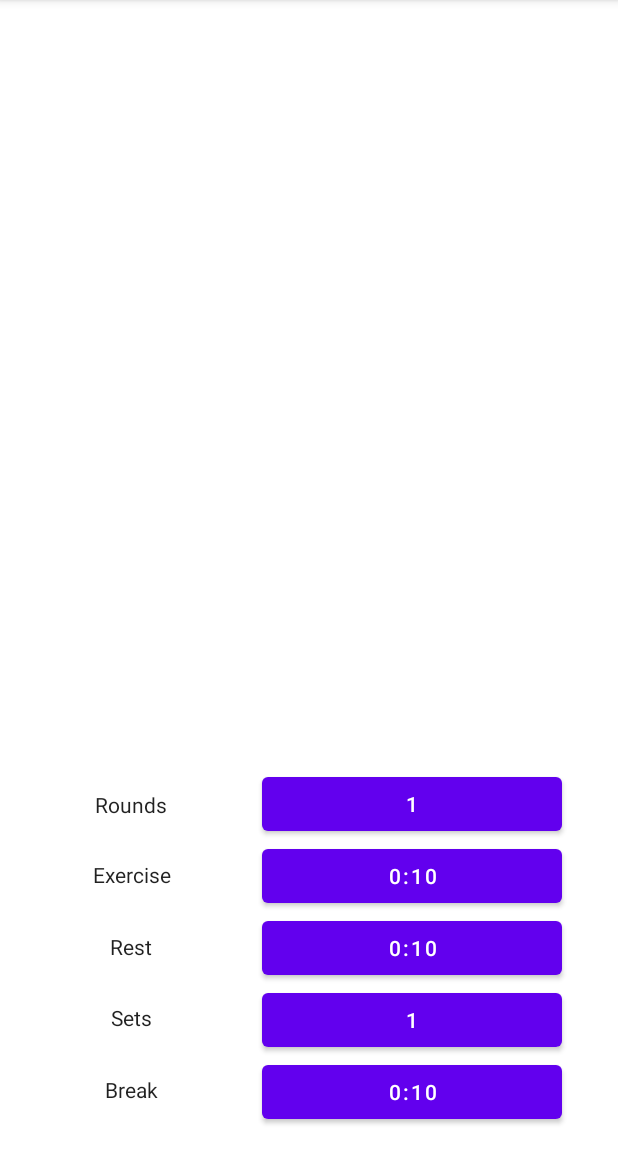
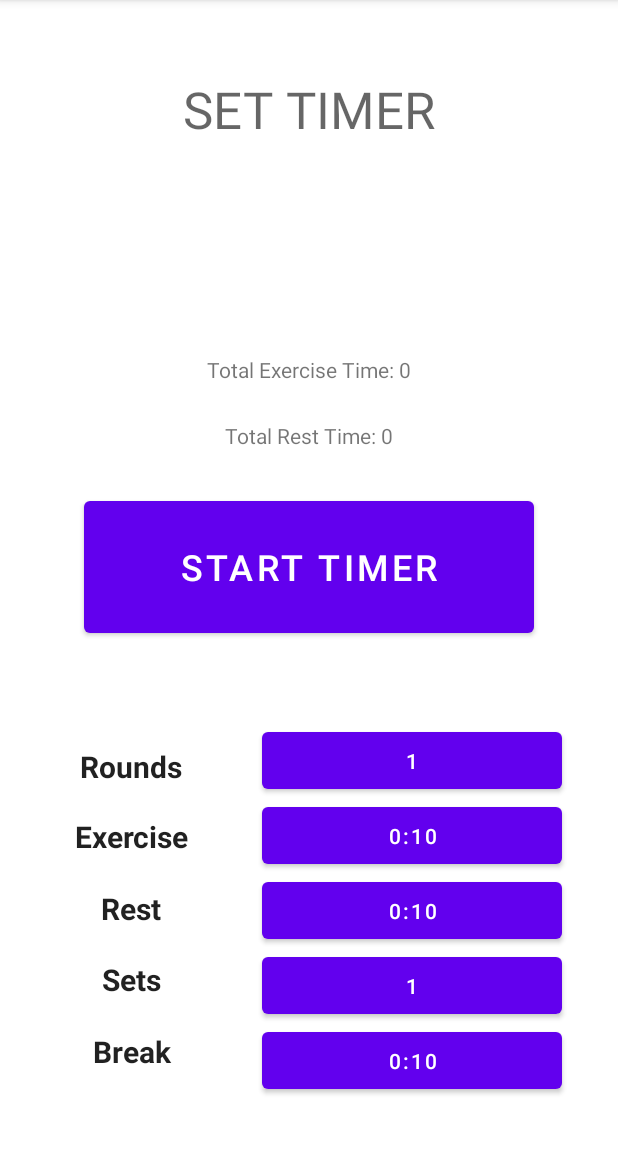
Before and after one commit to telvinzhong/workoutTimerMobileApp, an Android app: the workoutActivity screen opened directly, with no data from a screen before it, on a phone screen of 412 x 824 dp, the part 84-1236 px from its top. Run offline under Robolectric (Android 15) with nearby library versions, the phone set to English and light mode, and no system bars.

Commit message:
finish layout

```diff
--- a/app/src/main/res/layout/activity_workout.xml
+++ b/app/src/main/res/layout/activity_workout.xml
@@ -3,12 +3,14 @@
     xmlns:app="http://schemas.android.com/apk/res-auto"
     xmlns:tools="http://schemas.android.com/tools"
     android:layout_width="match_parent"
-    android:layout_height="match_parent">
+    android:layout_height="match_parent"
+    android:layout_marginTop="50dp"
+    android:layout_marginBottom="20dp">
 
     <Button
         android:id="@+id/exercisetime"
         android:layout_width="200dp"
-        android:layout_height="wrap_content"
+        android:layout_height="50dp"
         android:text="0:10"
         app:layout_constraintBottom_toTopOf="@+id/resttime"
         app:layout_constraintEnd_toEndOf="parent"
@@ -18,11 +20,13 @@
     <TextView
         android:id="@+id/exercise"
         android:layout_width="100dp"
-        android:layout_height="wrap_content"
+        android:layout_height="30dp"
+        android:layout_marginBottom="175dp"
         android:gravity="center"
-        android:layout_marginBottom="175dp"
         android:text="Exercise"
         android:textAppearance="@style/TextAppearance.AppCompat.Body1"
+        android:textSize="20sp"
+        android:textStyle="bold"
         app:layout_constraintBottom_toBottomOf="parent"
         app:layout_constraintEnd_toStartOf="@+id/exercisetime"
         app:layout_constraintHorizontal_bias="0.5"
@@ -31,7 +35,7 @@
     <Button
         android:id="@+id/roundnumber"
         android:layout_width="200dp"
-        android:layout_height="wrap_content"
+        android:layout_height="50dp"
         android:text="1"
         app:layout_constraintBottom_toTopOf="@+id/exercisetime"
         app:layout_constraintEnd_toEndOf="parent"
@@ -40,12 +44,14 @@
 
     <TextView
         android:id="@+id/round"
+        android:layout_width="100dp"
+        android:layout_height="30dp"
+        android:layout_marginBottom="222dp"
         android:gravity="center"
-        android:layout_width="100dp"
-        android:layout_height="wrap_content"
-        android:layout_marginBottom="222dp"
         android:text="Rounds"
         android:textAppearance="@style/TextAppearance.AppCompat.Body1"
+        android:textSize="20sp"
+        android:textStyle="bold"
         app:layout_constraintBottom_toBottomOf="parent"
         app:layout_constraintEnd_toStartOf="@+id/roundnumber"
         app:layout_constraintHorizontal_bias="0.5"
@@ -54,7 +60,7 @@
     <Button
         android:id="@+id/resttime"
         android:layout_width="200dp"
-        android:layout_height="wrap_content"
+        android:layout_height="50dp"
         android:text="0:10"
         app:layout_constraintBottom_toTopOf="@+id/setnumber"
         app:layout_constraintEnd_toEndOf="parent"
@@ -64,11 +70,13 @@
     <TextView
         android:id="@+id/rest"
         android:layout_width="100dp"
-        android:layout_height="wrap_content"
+        android:layout_height="30dp"
         android:layout_marginBottom="127dp"
         android:gravity="center"
         android:text="Rest"
         android:textAppearance="@style/TextAppearance.AppCompat.Body1"
+        android:textSize="20sp"
+        android:textStyle="bold"
         app:layout_constraintBottom_toBottomOf="parent"
         app:layout_constraintEnd_toStartOf="@+id/resttime"
         app:layout_constraintHorizontal_bias="0.5"
@@ -77,7 +85,7 @@
     <Button
         android:id="@+id/setnumber"
         android:layout_width="200dp"
-        android:layout_height="wrap_content"
+        android:layout_height="50dp"
         android:text="1"
         app:layout_constraintBottom_toTopOf="@+id/breaktime"
         app:layout_constraintEnd_toEndOf="parent"
@@ -87,11 +95,13 @@
     <TextView
         android:id="@+id/set"
         android:layout_width="100dp"
-        android:layout_height="wrap_content"
+        android:layout_height="30dp"
         android:layout_marginBottom="80dp"
         android:gravity="center"
         android:text="Sets"
         android:textAppearance="@style/TextAppearance.AppCompat.Body1"
+        android:textSize="20sp"
+        android:textStyle="bold"
         app:layout_constraintBottom_toBottomOf="parent"
         app:layout_constraintEnd_toStartOf="@+id/setnumber"
         app:layout_constraintHorizontal_bias="0.5"
@@ -100,11 +110,13 @@
     <TextView
         android:id="@+id/breaks"
         android:layout_width="100dp"
-        android:layout_height="wrap_content"
+        android:layout_height="30dp"
         android:layout_marginBottom="32dp"
+        android:gravity="center"
         android:text="Break"
-        android:gravity="center"
         android:textAppearance="@style/TextAppearance.AppCompat.Body1"
+        android:textSize="20sp"
+        android:textStyle="bold"
         app:layout_constraintBottom_toBottomOf="parent"
         app:layout_constraintEnd_toStartOf="@+id/breaktime"
         app:layout_constraintHorizontal_bias="0.5"
@@ -113,7 +125,7 @@
     <Button
         android:id="@+id/breaktime"
         android:layout_width="200dp"
-        android:layout_height="wrap_content"
+        android:layout_height="50dp"
         android:layout_marginBottom="16dp"
         android:text="0:10"
 
@@ -122,5 +134,72 @@
         app:layout_constraintHorizontal_bias="0.5"
         app:layout_constraintStart_toEndOf="@+id/breaks" />
 
+    <Button
+        android:id="@+id/starttimer"
+        android:layout_width="300dp"
+        android:layout_height="100dp"
+        android:layout_marginBottom="320dp"
+        android:text="Start timer"
+        android:textSize="24sp"
+        app:layout_constraintBottom_toBottomOf="parent"
+        app:layout_constraintEnd_toEndOf="parent"
+        app:layout_constraintStart_toStartOf="parent" />
+
+    <TextView
+        android:id="@+id/textView12"
+        android:layout_width="wrap_content"
+        android:layout_height="wrap_content"
+        android:text="SET TIMER"
+        android:textAppearance="@style/TextAppearance.AppCompat.Display1"
+        app:layout_constraintEnd_toEndOf="parent"
+        app:layout_constraintStart_toStartOf="parent"
+        app:layout_constraintTop_toTopOf="parent" />
+
+    <TextView
+        android:id="@+id/textView13"
+        android:layout_width="wrap_content"
+        android:layout_height="wrap_content"
+        android:layout_marginBottom="492dp"
+        android:text="Total Exercise Time: "
+        app:layout_constraintBottom_toBottomOf="parent"
+        app:layout_constraintEnd_toStartOf="@+id/textView14"
+        app:layout_constraintHorizontal_bias="0.5"
+        app:layout_constraintHorizontal_chainStyle="packed"
+        app:layout_constraintStart_toStartOf="parent" />
+
+    <TextView
+        android:id="@+id/textView15"
+        android:layout_width="wrap_content"
+        android:layout_height="wrap_content"
+        android:layout_marginBottom="448dp"
+        android:text="Total Rest Time: "
+        app:layout_constraintBottom_toBottomOf="parent"
+        app:layout_constraintEnd_toStartOf="@+id/textView16"
+        app:layout_constraintHorizontal_bias="0.5"
+        app:layout_constraintHorizontal_chainStyle="packed"
+        app:layout_constraintStart_toStartOf="parent" />
+
+    <TextView
+        android:id="@+id/textView16"
+        android:layout_width="wrap_content"
+        android:layout_height="wrap_content"
+        android:layout_marginBottom="448dp"
+        android:text="0"
+        app:layout_constraintBottom_toBottomOf="parent"
+        app:layout_constraintEnd_toEndOf="parent"
+        app:layout_constraintHorizontal_bias="0.5"
+        app:layout_constraintStart_toEndOf="@+id/textView15" />
+
+    <TextView
+        android:id="@+id/textView14"
+        android:layout_width="wrap_content"
+        android:layout_height="wrap_content"
+        android:layout_marginBottom="492dp"
+        android:text="0"
+        app:layout_constraintBottom_toBottomOf="parent"
+        app:layout_constraintEnd_toEndOf="parent"
+        app:layout_constraintHorizontal_bias="0.5"
+        app:layout_constraintStart_toEndOf="@+id/textView13" />
+
 
 </androidx.constraintlayout.widget.ConstraintLayout>
```
